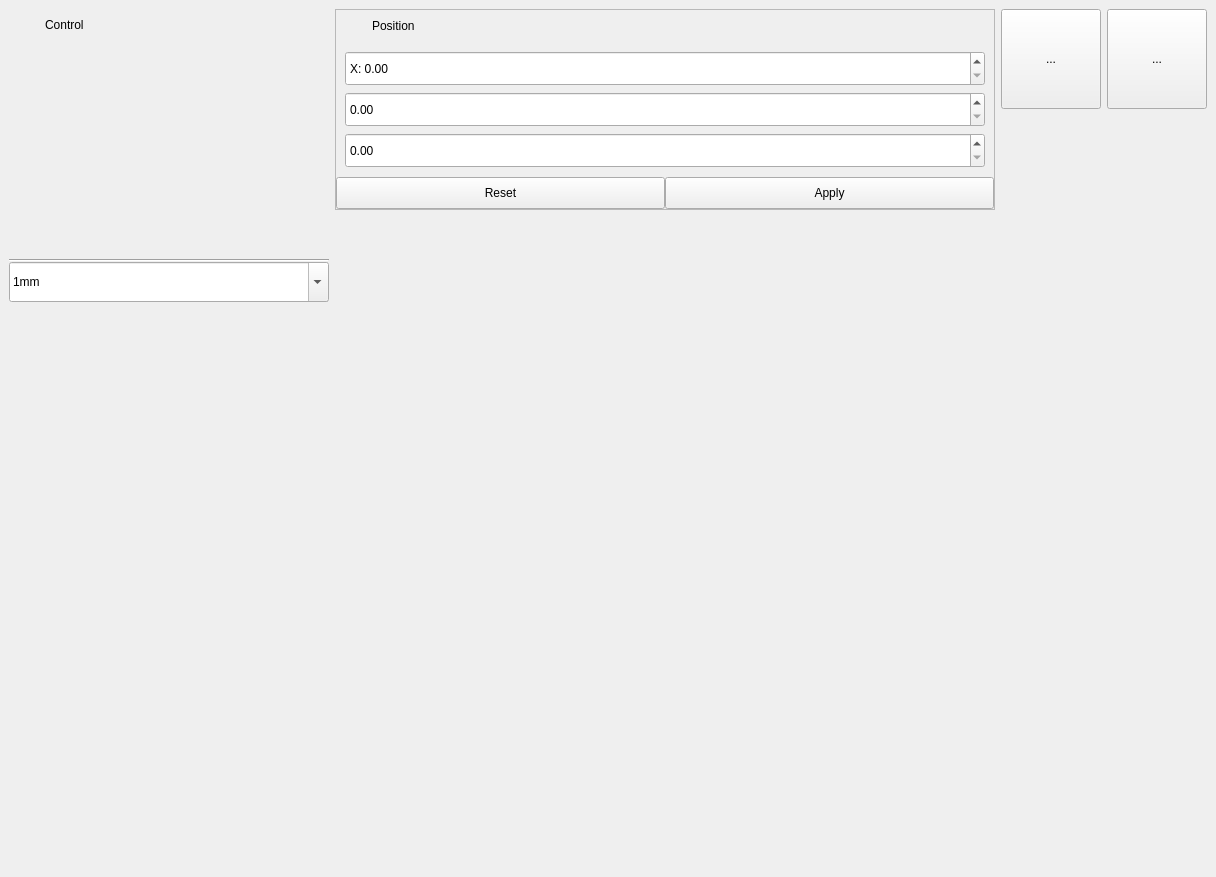
DigitalArtifex/Flo, file pages/printer/widgets/toolhead/toolheadwidget.ui: the form before one commit.
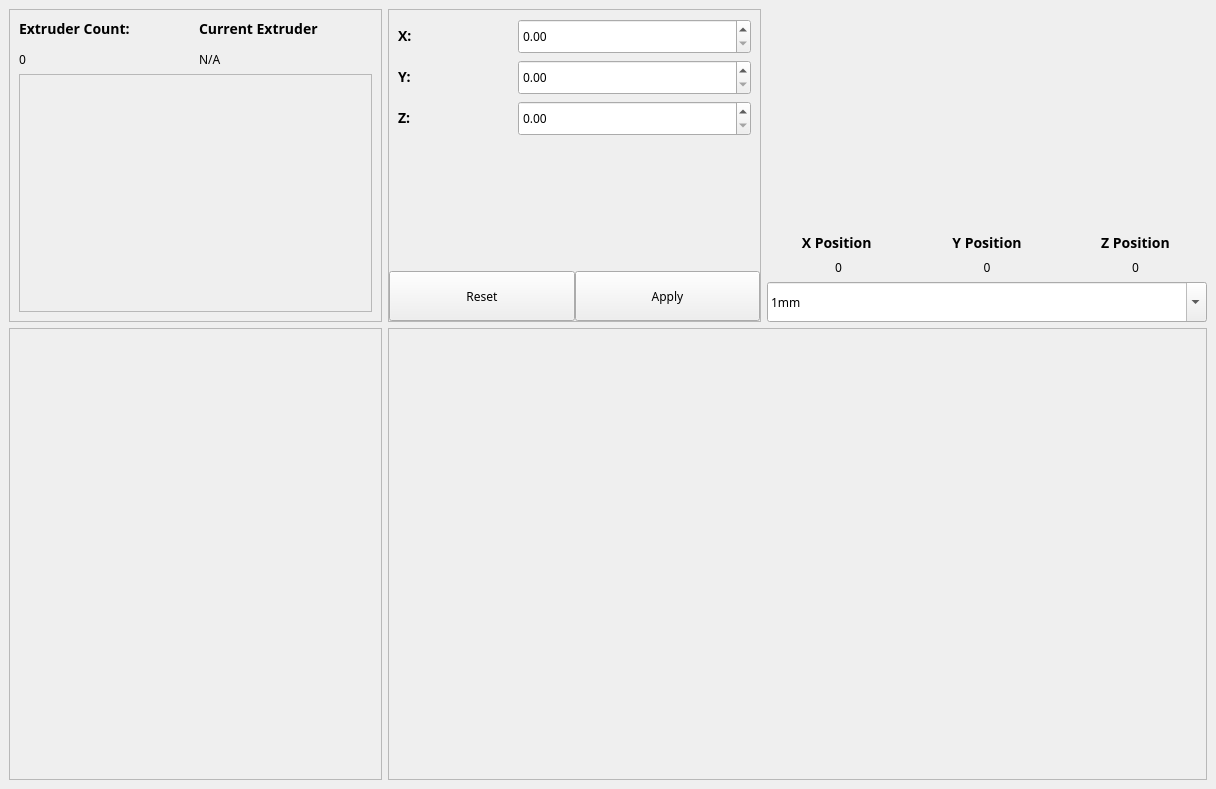
The form after the commit. Custom widgets are drawn as their Qt base class.

```diff
--- a/pages/printer/widgets/toolhead/toolheadwidget.ui
+++ b/pages/printer/widgets/toolhead/toolheadwidget.ui
@@ -7,9 +7,14 @@
     <x>0</x>
     <y>0</y>
     <width>1216</width>
-    <height>877</height>
+    <height>789</height>
    </rect>
   </property>
+  <property name="font">
+   <font>
+    <family>Sans Serif</family>
+   </font>
+  </property>
   <property name="windowTitle">
    <string>Frame</string>
   </property>
@@ -77,34 +82,26 @@
          <property name="bottomMargin">
           <number>9</number>
          </property>
-         <item row="0" column="5">
-          <widget class="QToolButton" name="zOffsetWizardButton">
+         <item row="0" column="1" rowspan="3">
+          <widget class="CardWidget" name="targetPositionFrame">
+           <property name="sizePolicy">
+            <sizepolicy hsizetype="Expanding" vsizetype="Preferred">
+             <horstretch>0</horstretch>
+             <verstretch>0</verstretch>
+            </sizepolicy>
+           </property>
            <property name="minimumSize">
             <size>
-             <width>100</width>
-             <height>100</height>
+             <width>0</width>
+             <height>0</height>
             </size>
            </property>
-           <property name="text">
-            <string>...</string>
-           </property>
-          </widget>
-         </item>
-         <item row="2" column="2">
-          <spacer name="verticalSpacer">
-           <property name="orientation">
-            <enum>Qt::Orientation::Vertical</enum>
-           </property>
-           <property name="sizeHint" stdset="0">
+           <property name="maximumSize">
             <size>
-             <width>20</width>
-             <height>40</height>
+             <width>16777215</width>
+             <height>16777215</height>
             </size>
            </property>
-          </spacer>
-         </item>
-         <item row="0" column="2" rowspan="2">
-          <widget class="QFrame" name="currentPositionFrame">
            <property name="frameShape">
             <enum>QFrame::Shape::StyledPanel</enum>
            </property>
@@ -127,60 +124,7 @@
             <property name="spacing">
              <number>0</number>
             </property>
-            <item row="0" column="0" colspan="2">
-             <widget class="QWidget" name="positionTitleBar" native="true">
-              <property name="maximumSize">
-               <size>
-                <width>16777215</width>
-                <height>40</height>
-               </size>
-              </property>
-              <layout class="QGridLayout" name="gridLayout_31">
-               <property name="leftMargin">
-                <number>6</number>
-               </property>
-               <property name="topMargin">
-                <number>4</number>
-               </property>
-               <property name="rightMargin">
-                <number>4</number>
-               </property>
-               <property name="bottomMargin">
-                <number>4</number>
-               </property>
-               <property name="spacing">
-                <number>6</number>
-               </property>
-               <item row="0" column="0">
-                <widget class="QLabel" name="positionIconLabel">
-                 <property name="minimumSize">
-                  <size>
-                   <width>24</width>
-                   <height>24</height>
-                  </size>
-                 </property>
-                 <property name="maximumSize">
-                  <size>
-                   <width>24</width>
-                   <height>24</height>
-                  </size>
-                 </property>
-                 <property name="text">
-                  <string/>
-                 </property>
-                </widget>
-               </item>
-               <item row="0" column="1">
-                <widget class="QLabel" name="label_4">
-                 <property name="text">
-                  <string>Position</string>
-                 </property>
-                </widget>
-               </item>
-              </layout>
-             </widget>
-            </item>
-            <item row="1" column="0" colspan="2">
+            <item row="0" column="1" colspan="2">
              <widget class="QWidget" name="currentPositionContentWidget" native="true">
               <property name="minimumSize">
                <size>
@@ -207,10 +151,10 @@
                <item>
                 <widget class="QWidget" name="widget_10" native="true">
                  <layout class="QGridLayout" name="gridLayout_32">
-                  <item row="0" column="0" colspan="2">
-                   <widget class="QNumberEdit" name="xDestinationSpinBox">
+                  <item row="0" column="1" colspan="2">
+                   <widget class="QDoubleSpinBox" name="xDestinationSpinBox">
                     <property name="sizePolicy">
-                     <sizepolicy hsizetype="Preferred" vsizetype="Fixed">
+                     <sizepolicy hsizetype="Expanding" vsizetype="Fixed">
                       <horstretch>0</horstretch>
                       <verstretch>0</verstretch>
                      </sizepolicy>
@@ -228,15 +172,60 @@
                      </size>
                     </property>
                     <property name="prefix">
-                     <string>X: </string>
+                     <string/>
                     </property>
                     <property name="maximum">
                      <double>1000.000000000000000</double>
                     </property>
                    </widget>
                   </item>
-                  <item row="2" column="0" colspan="2">
-                   <widget class="QNumberEdit" name="zDestinationSpinBox">
+                  <item row="0" column="0">
+                   <widget class="QLabel" name="label_3">
+                    <property name="sizePolicy">
+                     <sizepolicy hsizetype="Minimum" vsizetype="Preferred">
+                      <horstretch>0</horstretch>
+                      <verstretch>0</verstretch>
+                     </sizepolicy>
+                    </property>
+                    <property name="text">
+                     <string>&lt;h3&gt;X: &lt;/h3&gt;</string>
+                    </property>
+                   </widget>
+                  </item>
+                  <item row="2" column="0">
+                   <widget class="QLabel" name="label_7">
+                    <property name="sizePolicy">
+                     <sizepolicy hsizetype="Minimum" vsizetype="Preferred">
+                      <horstretch>0</horstretch>
+                      <verstretch>0</verstretch>
+                     </sizepolicy>
+                    </property>
+                    <property name="text">
+                     <string>&lt;h3&gt;Z: &lt;/h3&gt;</string>
+                    </property>
+                   </widget>
+                  </item>
+                  <item row="1" column="0">
+                   <widget class="QLabel" name="label_4">
+                    <property name="sizePolicy">
+                     <sizepolicy hsizetype="Minimum" vsizetype="Preferred">
+                      <horstretch>0</horstretch>
+                      <verstretch>0</verstretch>
+                     </sizepolicy>
+                    </property>
+                    <property name="text">
+                     <string>&lt;h3&gt;Y: &lt;/h3&gt;</string>
+                    </property>
+                   </widget>
+                  </item>
+                  <item row="2" column="1" colspan="2">
+                   <widget class="QDoubleSpinBox" name="zDestinationSpinBox">
+                    <property name="sizePolicy">
+                     <sizepolicy hsizetype="Expanding" vsizetype="Fixed">
+                      <horstretch>0</horstretch>
+                      <verstretch>0</verstretch>
+                     </sizepolicy>
+                    </property>
                     <property name="minimumSize">
                      <size>
                       <width>0</width>
@@ -254,8 +243,14 @@
                     </property>
                    </widget>
                   </item>
-                  <item row="1" column="0" colspan="2">
-                   <widget class="QNumberEdit" name="yDestinationSpinBox">
+                  <item row="1" column="1" colspan="2">
+                   <widget class="QDoubleSpinBox" name="yDestinationSpinBox">
+                    <property name="sizePolicy">
+                     <sizepolicy hsizetype="Expanding" vsizetype="Fixed">
+                      <horstretch>0</horstretch>
+                      <verstretch>0</verstretch>
+                     </sizepolicy>
+                    </property>
                     <property name="minimumSize">
                      <size>
                       <width>0</width>
@@ -273,23 +268,45 @@
                     </property>
                    </widget>
                   </item>
+                  <item row="3" column="1">
+                   <spacer name="verticalSpacer_2">
+                    <property name="orientation">
+                     <enum>Qt::Orientation::Vertical</enum>
+                    </property>
+                    <property name="sizeHint" stdset="0">
+                     <size>
+                      <width>20</width>
+                      <height>40</height>
+                     </size>
+                    </property>
+                   </spacer>
+                  </item>
                  </layout>
                 </widget>
                </item>
                <item>
                 <layout class="QHBoxLayout" name="horizontalLayout">
+                 <property name="spacing">
+                  <number>0</number>
+                 </property>
                  <item>
                   <widget class="QPushButton" name="positionResetButton">
+                   <property name="sizePolicy">
+                    <sizepolicy hsizetype="Preferred" vsizetype="Fixed">
+                     <horstretch>0</horstretch>
+                     <verstretch>0</verstretch>
+                    </sizepolicy>
+                   </property>
                    <property name="minimumSize">
                     <size>
                      <width>0</width>
-                     <height>32</height>
+                     <height>50</height>
                     </size>
                    </property>
                    <property name="maximumSize">
                     <size>
                      <width>16777215</width>
-                     <height>32</height>
+                     <height>50</height>
                     </size>
                    </property>
                    <property name="text">
@@ -299,16 +316,22 @@
                  </item>
                  <item>
                   <widget class="QPushButton" name="positionApplyButton">
+                   <property name="sizePolicy">
+                    <sizepolicy hsizetype="Preferred" vsizetype="Fixed">
+                     <horstretch>0</horstretch>
+                     <verstretch>0</verstretch>
+                    </sizepolicy>
+                   </property>
                    <property name="minimumSize">
                     <size>
                      <width>0</width>
-                     <height>32</height>
+                     <height>50</height>
                     </size>
                    </property>
                    <property name="maximumSize">
                     <size>
                      <width>16777215</width>
-                     <height>32</height>
+                     <height>50</height>
                     </size>
                    </property>
                    <property name="text">
@@ -324,34 +347,27 @@
            </layout>
           </widget>
          </item>
-         <item row="0" column="6">
-          <widget class="QToolButton" name="inputShaperButton">
-           <property name="minimumSize">
-            <size>
-             <width>100</width>
-             <height>100</height>
-            </size>
+         <item row="0" column="2" rowspan="3">
+          <widget class="CardWidget" name="toolheadControlFrame">
+           <property name="sizePolicy">
+            <sizepolicy hsizetype="Minimum" vsizetype="Preferred">
+             <horstretch>0</horstretch>
+             <verstretch>0</verstretch>
+            </sizepolicy>
            </property>
-           <property name="text">
-            <string>...</string>
-           </property>
-          </widget>
-         </item>
-         <item row="0" column="0" rowspan="3">
-          <widget class="QWidget" name="widget_4" native="true">
            <property name="minimumSize">
             <size>
-             <width>320</width>
+             <width>440</width>
              <height>0</height>
             </size>
            </property>
            <property name="maximumSize">
             <size>
-             <width>320</width>
+             <width>440</width>
              <height>16777215</height>
             </size>
            </property>
-           <layout class="QGridLayout" name="gridLayout_8">
+           <layout class="QGridLayout" name="gridLayout_16">
             <property name="leftMargin">
              <number>0</number>
             </property>
@@ -367,9 +383,21 @@
             <property name="spacing">
              <number>0</number>
             </property>
-            <item row="0" column="0">
-             <widget class="QFrame" name="toolheadControlFrame">
-              <layout class="QGridLayout" name="gridLayout_16">
+            <item row="0" column="0" colspan="2">
+             <widget class="QWidget" name="toolheadContentWidget" native="true">
+              <property name="minimumSize">
+               <size>
+                <width>0</width>
+                <height>100</height>
+               </size>
+              </property>
+              <property name="maximumSize">
+               <size>
+                <width>440</width>
+                <height>16777215</height>
+               </size>
+              </property>
+              <layout class="QGridLayout" name="gridLayout_2">
                <property name="leftMargin">
                 <number>0</number>
                </property>
@@ -382,128 +410,14 @@
                <property name="bottomMargin">
                 <number>0</number>
                </property>
-               <property name="spacing">
-                <number>0</number>
-               </property>
-               <item row="2" column="0" colspan="2">
-                <widget class="Line" name="line_3">
-                 <property name="orientation">
-                  <enum>Qt::Orientation::Horizontal</enum>
-                 </property>
-                </widget>
-               </item>
-               <item row="0" column="0" colspan="2">
-                <widget class="QWidget" name="controlTitleBar" native="true">
-                 <property name="maximumSize">
-                  <size>
-                   <width>16777215</width>
-                   <height>32</height>
-                  </size>
-                 </property>
-                 <layout class="QGridLayout" name="gridLayout_22">
-                  <property name="leftMargin">
-                   <number>6</number>
-                  </property>
-                  <property name="topMargin">
-                   <number>4</number>
-                  </property>
-                  <property name="rightMargin">
-                   <number>4</number>
-                  </property>
-                  <property name="bottomMargin">
-                   <number>4</number>
-                  </property>
-                  <item row="0" column="0">
-                   <widget class="QLabel" name="controlIconLabel">
-                    <property name="minimumSize">
-                     <size>
-                      <width>24</width>
-                      <height>24</height>
-                     </size>
-                    </property>
-                    <property name="maximumSize">
-                     <size>
-                      <width>24</width>
-                      <height>24</height>
-                     </size>
-                    </property>
-                    <property name="text">
-                     <string/>
-                    </property>
-                   </widget>
-                  </item>
-                  <item row="0" column="1">
-                   <widget class="QLabel" name="label_10">
-                    <property name="text">
-                     <string>Control</string>
-                    </property>
-                   </widget>
-                  </item>
-                 </layout>
-                </widget>
-               </item>
-               <item row="3" column="0" colspan="2">
-                <widget class="QWidget" name="widget_12" native="true">
-                 <layout class="QGridLayout" name="gridLayout_25">
-                  <property name="leftMargin">
-                   <number>0</number>
-                  </property>
-                  <property name="topMargin">
-                   <number>0</number>
-                  </property>
-                  <property name="rightMargin">
-                   <number>0</number>
-                  </property>
-                  <property name="bottomMargin">
-                   <number>0</number>
-                  </property>
-                  <property name="spacing">
-                   <number>0</number>
-                  </property>
-                  <item row="0" column="0">
-                   <widget class="QComboBox" name="posIncrementSelect">
-                    <property name="minimumSize">
-                     <size>
-                      <width>0</width>
-                      <height>40</height>
-                     </size>
-                    </property>
-                    <property name="maximumSize">
-                     <size>
-                      <width>16777215</width>
-                      <height>16777215</height>
-                     </size>
-                    </property>
-                    <property name="editable">
-                     <bool>true</bool>
-                    </property>
-                    <item>
-                     <property name="text">
-                      <string>1mm</string>
-                     </property>
-                    </item>
-                    <item>
-                     <property name="text">
-                      <string>5mm</string>
-                     </property>
-                    </item>
-                    <item>
-                     <property name="text">
-                      <string>10mm</string>
-                     </property>
-                    </item>
-                    <item>
-                     <property name="text">
-                      <string>100mm</string>
-                     </property>
-                    </item>
-                   </widget>
-                  </item>
-                 </layout>
-                </widget>
-               </item>
-               <item row="1" column="0" colspan="2">
+               <item row="0" column="1">
                 <widget class="QWidget" name="controlContents" native="true">
+                 <property name="sizePolicy">
+                  <sizepolicy hsizetype="Fixed" vsizetype="Preferred">
+                   <horstretch>0</horstretch>
+                   <verstretch>0</verstretch>
+                  </sizepolicy>
+                 </property>
                  <property name="minimumSize">
                   <size>
                    <width>317</width>
@@ -535,21 +449,236 @@
                  </layout>
                 </widget>
                </item>
+               <item row="0" column="0">
+                <spacer name="horizontalSpacer_2">
+                 <property name="orientation">
+                  <enum>Qt::Orientation::Horizontal</enum>
+                 </property>
+                 <property name="sizeHint" stdset="0">
+                  <size>
+                   <width>40</width>
+                   <height>20</height>
+                  </size>
+                 </property>
+                </spacer>
+               </item>
+               <item row="0" column="2">
+                <spacer name="horizontalSpacer">
+                 <property name="orientation">
+                  <enum>Qt::Orientation::Horizontal</enum>
+                 </property>
+                 <property name="sizeHint" stdset="0">
+                  <size>
+                   <width>40</width>
+                   <height>20</height>
+                  </size>
+                 </property>
+                </spacer>
+               </item>
+               <item row="1" column="0" colspan="3">
+                <layout class="QGridLayout" name="gridLayout_7">
+                 <item row="1" column="0">
+                  <widget class="QLabel" name="xPosLabel">
+                   <property name="text">
+                    <string>0</string>
+                   </property>
+                   <property name="alignment">
+                    <set>Qt::AlignmentFlag::AlignCenter</set>
+                   </property>
+                  </widget>
+                 </item>
+                 <item row="0" column="1">
+                  <widget class="QLabel" name="label_5">
+                   <property name="text">
+                    <string>&lt;h3&gt;Y Position&lt;/h3&gt;</string>
+                   </property>
+                   <property name="alignment">
+                    <set>Qt::AlignmentFlag::AlignCenter</set>
+                   </property>
+                  </widget>
+                 </item>
+                 <item row="1" column="2">
+                  <widget class="QLabel" name="zPosLabel">
+                   <property name="text">
+                    <string>0</string>
+                   </property>
+                   <property name="alignment">
+                    <set>Qt::AlignmentFlag::AlignCenter</set>
+                   </property>
+                  </widget>
+                 </item>
+                 <item row="1" column="1">
+                  <widget class="QLabel" name="yPosLabel">
+                   <property name="text">
+                    <string>0</string>
+                   </property>
+                   <property name="alignment">
+                    <set>Qt::AlignmentFlag::AlignCenter</set>
+                   </property>
+                  </widget>
+                 </item>
+                 <item row="0" column="2">
+                  <widget class="QLabel" name="label_6">
+                   <property name="text">
+                    <string>&lt;h3&gt;Z Position&lt;/h&gt;</string>
+                   </property>
+                   <property name="alignment">
+                    <set>Qt::AlignmentFlag::AlignCenter</set>
+                   </property>
+                  </widget>
+                 </item>
+                 <item row="0" column="0">
+                  <widget class="QLabel" name="label_2">
+                   <property name="text">
+                    <string>&lt;h3&gt;X Position
+&lt;/h3&gt;</string>
+                   </property>
+                   <property name="alignment">
+                    <set>Qt::AlignmentFlag::AlignCenter</set>
+                   </property>
+                  </widget>
+                 </item>
+                </layout>
+               </item>
+               <item row="2" column="0" colspan="3">
+                <widget class="QComboBox" name="posIncrementSelect">
+                 <property name="minimumSize">
+                  <size>
+                   <width>0</width>
+                   <height>40</height>
+                  </size>
+                 </property>
+                 <property name="maximumSize">
+                  <size>
+                   <width>16777215</width>
+                   <height>16777215</height>
+                  </size>
+                 </property>
+                 <property name="editable">
+                  <bool>true</bool>
+                 </property>
+                 <item>
+                  <property name="text">
+                   <string>1mm</string>
+                  </property>
+                 </item>
+                 <item>
+                  <property name="text">
+                   <string>5mm</string>
+                  </property>
+                 </item>
+                 <item>
+                  <property name="text">
+                   <string>10mm</string>
+                  </property>
+                 </item>
+                 <item>
+                  <property name="text">
+                   <string>100mm</string>
+                  </property>
+                 </item>
+                </widget>
+               </item>
               </layout>
              </widget>
             </item>
-            <item row="2" column="0">
-             <spacer name="verticalSpacer_3">
-              <property name="orientation">
-               <enum>Qt::Orientation::Vertical</enum>
+           </layout>
+          </widget>
+         </item>
+         <item row="3" column="0">
+          <widget class="CardWidget" name="detailsCard">
+           <property name="sizePolicy">
+            <sizepolicy hsizetype="Preferred" vsizetype="Expanding">
+             <horstretch>0</horstretch>
+             <verstretch>0</verstretch>
+            </sizepolicy>
+           </property>
+           <property name="frameShape">
+            <enum>QFrame::Shape::StyledPanel</enum>
+           </property>
+           <property name="frameShadow">
+            <enum>QFrame::Shadow::Raised</enum>
+           </property>
+           <layout class="QGridLayout" name="gridLayout_6"/>
+          </widget>
+         </item>
+         <item row="3" column="1" colspan="2">
+          <widget class="QFrame" name="frame">
+           <property name="frameShape">
+            <enum>QFrame::Shape::StyledPanel</enum>
+           </property>
+           <property name="frameShadow">
+            <enum>QFrame::Shadow::Raised</enum>
+           </property>
+          </widget>
+         </item>
+         <item row="0" column="0" rowspan="3">
+          <widget class="CardWidget" name="extruderFrame">
+           <property name="frameShape">
+            <enum>QFrame::Shape::StyledPanel</enum>
+           </property>
+           <property name="frameShadow">
+            <enum>QFrame::Shadow::Raised</enum>
+           </property>
+           <layout class="QGridLayout" name="gridLayout_3">
+            <property name="leftMargin">
+             <number>0</number>
+            </property>
+            <property name="topMargin">
+             <number>0</number>
+            </property>
+            <property name="rightMargin">
+             <number>0</number>
+            </property>
+            <property name="bottomMargin">
+             <number>0</number>
+            </property>
+            <item row="0" column="0">
+             <widget class="QFrame" name="extruderContentFrame">
+              <property name="sizePolicy">
+               <sizepolicy hsizetype="Expanding" vsizetype="Preferred">
+                <horstretch>0</horstretch>
+                <verstretch>0</verstretch>
+               </sizepolicy>
               </property>
-              <property name="sizeHint" stdset="0">
-               <size>
-                <width>20</width>
-                <height>40</height>
-               </size>
+              <property name="font">
+               <font>
+                <family>Sans Serif</family>
+               </font>
               </property>
-             </spacer>
+              <layout class="QGridLayout" name="gridLayout_5">
+               <item row="0" column="0">
+                <widget class="QLabel" name="extruderCountLabel">
+                 <property name="text">
+                  <string>&lt;h3&gt;Extruder Count:&lt;/h3&gt;0</string>
+                 </property>
+                </widget>
+               </item>
+               <item row="0" column="1">
+                <widget class="QLabel" name="currentExtruderLabel">
+                 <property name="text">
+                  <string>&lt;h3&gt;Current Extruder&lt;/h3&gt; N/A</string>
+                 </property>
+                </widget>
+               </item>
+               <item row="1" column="0" colspan="2">
+                <widget class="LocationIndicator" name="locationFrame">
+                 <property name="sizePolicy">
+                  <sizepolicy hsizetype="Preferred" vsizetype="Expanding">
+                   <horstretch>0</horstretch>
+                   <verstretch>0</verstretch>
+                  </sizepolicy>
+                 </property>
+                 <property name="frameShape">
+                  <enum>QFrame::Shape::StyledPanel</enum>
+                 </property>
+                 <property name="frameShadow">
+                  <enum>QFrame::Shadow::Raised</enum>
+                 </property>
+                </widget>
+               </item>
+              </layout>
+             </widget>
             </item>
            </layout>
           </widget>
@@ -564,9 +693,16 @@
  </widget>
  <customwidgets>
   <customwidget>
-   <class>QNumberEdit</class>
-   <extends>QDoubleSpinBox</extends>
-   <header>ui/QNumberEdit/qnumberedit.h</header>
+   <class>CardWidget</class>
+   <extends>QFrame</extends>
+   <header>common/CardWidget/cardwidget.h</header>
+   <container>1</container>
+  </customwidget>
+  <customwidget>
+   <class>LocationIndicator</class>
+   <extends>QFrame</extends>
+   <header>ui/LocationIndicator/locationindicator.h</header>
+   <container>1</container>
   </customwidget>
  </customwidgets>
  <resources/>
```
